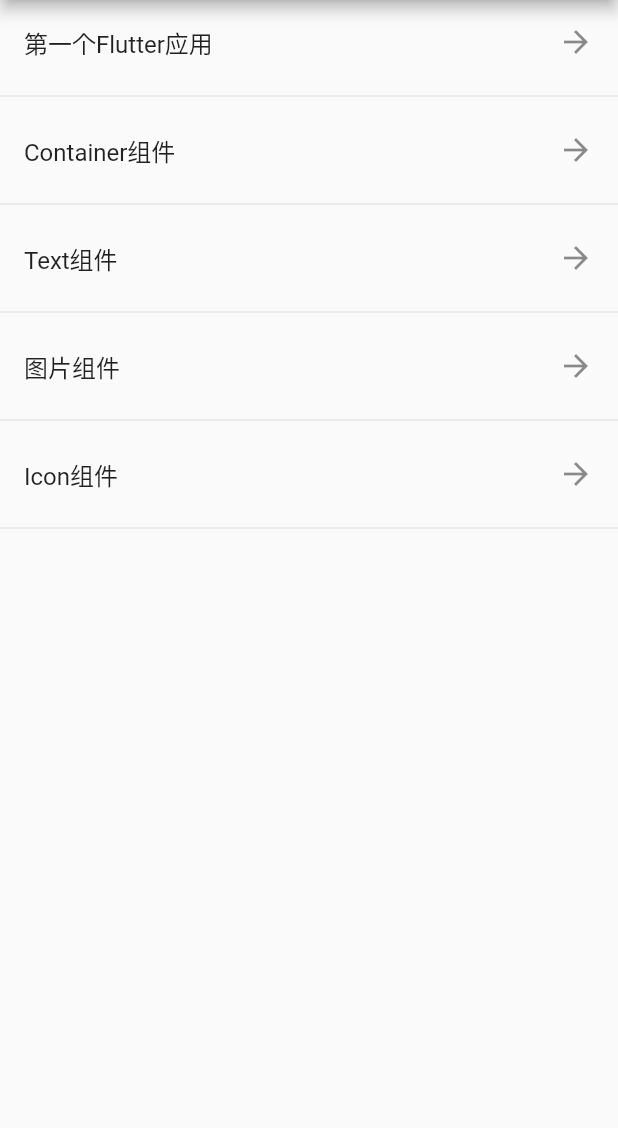
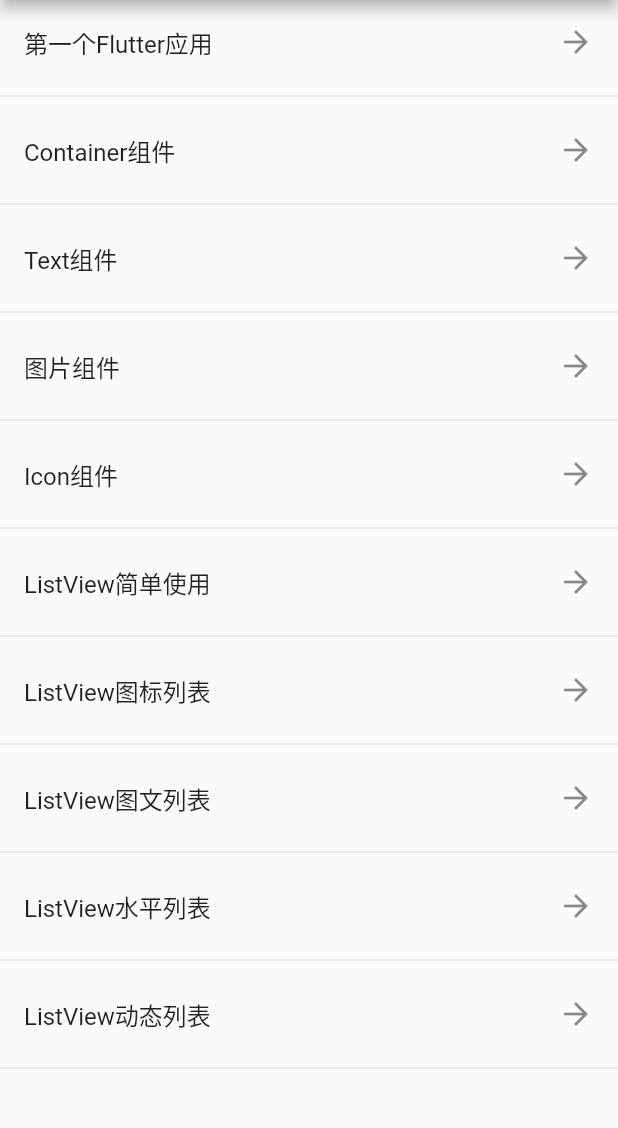
Before and after one commit to lsh-sh/FlutterStudy, a Flutter app: the screen it shows after launch, on a phone screen of 412 x 824 dp, the part 84-1212 px from its top. Run offline on Flutter 3.47's test engine with Material 2 defaults, Android fonts, the phone set to English and light mode, and no system bars.

Commit message:
完成listview的使用

```diff
--- /dev/null
+++ b/lib/listData.dart
@@ -0,0 +1,38 @@
+List listData=[
+      {
+          "title": 'Candy Shop',
+          "author": 'Mohamed Chahin',
+          "imageUrl": 'https://www.itying.com/images/flutter/1.png',
+      },
+       {
+          "title": 'Childhood in a picture',
+          "author": 'Google',
+          "imageUrl": 'https://www.itying.com/images/flutter/2.png',
+      },
+      {
+          "title": 'Alibaba Shop',
+          "author": 'Alibaba',
+          "imageUrl": 'https://www.itying.com/images/flutter/3.png',
+      },
+      {
+          "title": 'Candy Shop',
+          "author": 'Mohamed Chahin',
+          "imageUrl": 'https://www.itying.com/images/flutter/4.png',
+      },
+       {
+          "title": 'Tornado',
+          "author": 'Mohamed Chahin',
+          "imageUrl": 'https://www.itying.com/images/flutter/5.png',
+      },
+      {
+          "title": 'Undo',
+          "author": 'Mohamed Chahin',
+          "imageUrl": 'https://www.itying.com/images/flutter/6.png',
+      },
+      {
+          "title": 'white-dragon',
+          "author": 'Mohamed Chahin',
+          "imageUrl": 'https://www.itying.com/images/flutter/7.png',
+      }
+
+];
--- a/lib/main.dart
+++ b/lib/main.dart
@@ -4,6 +4,11 @@ import './pages/container.dart';
 import './pages/text.dart';
 import './pages/image.dart';
 import './pages/icon.dart';
+import './pages/listview1.dart';
+import './pages/listview2.dart';
+import './pages/listview3.dart';
+import './pages/listview4.dart';
+import './pages/listview5.dart';
 
 void main() {
   runApp(MaterialApp(
@@ -13,57 +18,65 @@ void main() {
 }
 
 class MyApp extends StatelessWidget {
-  List<String> listData = [
+  final List<String> _listTitles = [
     '第一个Flutter应用',
     'Container组件',
     'Text组件',
     '图片组件',
-    'Icon组件'
+    'Icon组件',
+    'ListView简单使用',
+    'ListView图标列表',
+    'ListView图文列表',
+    'ListView水平列表',
+    'ListView动态列表',
   ];
 
-  List<Widget> listPage = const [
-    FirstApp(),
-    ContainerApp(),
-    TextApp(),
-    ImageApp(),
-    IconApp()
+  final List<Widget> _pages = const [
+    FirstPage(),
+    ContainerPage(),
+    TextPage(),
+    ImagePage(),
+    IconPage(),
+    ListView1Page(),
+    ListView2Page(),
+    ListView3Page(),
+    ListView4Page(),
+    ListView5Page(),
   ];
 
   MyApp({super.key});
 
-
-  Widget getItem(BuildContext context,int index){ // 获取每一条的列表widget
-    return GestureDetector( // 手势识别，从网上查的，具体怎么用后面更新代码
+  Widget getItem(BuildContext context, int index) {
+    // 获取每一条的列表widget
+    return GestureDetector(
+      // 手势识别，从网上查的，具体怎么用后面更新代码
       child: Column(
         children: [
           ListTile(
             trailing: const Icon(Icons.arrow_forward),
-            title: Text(listData[index]),
+            title: Text(_listTitles[index]),
           ),
           const Divider()
         ],
       ),
-      onTap: (){
-        Navigator.of(context).push(
-          MaterialPageRoute(builder: (context) => listPage[index])
-        );
+      onTap: () {
+        Navigator.of(context)
+            .push(MaterialPageRoute(builder: (context) => _pages[index]));
       },
     );
-
   }
 
   @override
   Widget build(BuildContext context) {
     return Scaffold(
-      appBar: AppBar(
-        title: const Text('Flutter Study'),
-      ),
-      body: ListView.builder( // listview展示列表数据，针对数据量比较大的情况
-        itemCount: listData.length,
-          itemBuilder: (context,index){
-           return getItem(context,index);
-          }
-      )
-    );
+        appBar: AppBar(
+          title: const Text('Flutter Study'),
+        ),
+        body: ListView.builder(
+            // listview展示列表数据，针对数据量比较大的情况
+            itemCount: _listTitles.length,
+            itemBuilder: (context, index) {
+              return getItem(context, index);
+            }));
   }
 }
--- a/lib/pages/container.dart
+++ b/lib/pages/container.dart
@@ -1,7 +1,7 @@
 import 'package:flutter/material.dart';
 
-class ContainerApp extends StatelessWidget {
-  const ContainerApp({Key? key}) : super(key: key);
+class ContainerPage extends StatelessWidget {
+  const ContainerPage({Key? key}) : super(key: key);
 
   @override
   Widget build(BuildContext context) {
--- a/lib/pages/first_app.dart
+++ b/lib/pages/first_app.dart
@@ -1,8 +1,8 @@
 import 'package:flutter/material.dart';
 
 // 定义一个类继承StatelessWidget
-class FirstApp extends StatelessWidget {
-  const FirstApp({Key? key}) : super(key: key);
+class FirstPage extends StatelessWidget {
+  const FirstPage({Key? key}) : super(key: key);
 
   @override
   Widget build(BuildContext context) {
--- a/lib/pages/icon.dart
+++ b/lib/pages/icon.dart
@@ -1,7 +1,7 @@
 import 'package:flutter/material.dart';
 import '../fonts.dart';
-class IconApp extends StatelessWidget {
-  const IconApp({Key? key}) : super(key: key);
+class IconPage extends StatelessWidget {
+  const IconPage({Key? key}) : super(key: key);
 
   @override
   Widget build(BuildContext context) {
--- a/lib/pages/image.dart
+++ b/lib/pages/image.dart
@@ -1,7 +1,7 @@
 import 'package:flutter/material.dart';
 
-class ImageApp extends StatelessWidget {
-  const ImageApp({Key? key}) : super(key: key);
+class ImagePage extends StatelessWidget {
+  const ImagePage({Key? key}) : super(key: key);
 
   @override
   Widget build(BuildContext context) {
--- /dev/null
+++ b/lib/pages/listview1.dart
@@ -0,0 +1,53 @@
+import 'package:flutter/material.dart';
+
+class ListView1Page extends StatelessWidget {
+  const ListView1Page({Key? key}) : super(key: key);
+
+  @override
+  Widget build(BuildContext context) {
+    return MaterialApp(
+      home: Scaffold(
+        appBar: AppBar(
+          title: const Text('ListView简单使用'),
+        ),
+        body: const MyApp(),
+      ),
+    );
+  }
+}
+
+class MyApp extends StatelessWidget {
+  const MyApp({Key? key}) : super(key: key);
+
+  @override
+  Widget build(BuildContext context) {
+    return ListView(
+      children: const [
+        ListTile(title: Text('我是一个标题')), // 一个listview条目
+        Divider(), // 分割线
+        ListTile(title: Text('我是一个标题')),
+        Divider(),
+        ListTile(title: Text('我是一个标题')),
+        Divider(),
+        ListTile(title: Text('我是一个标题')),
+        Divider(),
+        ListTile(title: Text('我是一个标题')),
+        Divider(),
+        ListTile(title: Text('我是一个标题')),
+        Divider(),
+        ListTile(title: Text('我是一个标题')),
+        Divider(),
+        ListTile(title: Text('我是一个标题')),
+        Divider(),
+        ListTile(title: Text('我是一个标题')),
+        Divider(),
+        ListTile(title: Text('我是一个标题')),
+        Divider(),
+        ListTile(title: Text('我是一个标题')),
+        Divider(),
+        ListTile(title: Text('我是一个标题')),
+        Divider(),
+      ],
+    );
+  }
+}
--- a/lib/pages/text.dart
+++ b/lib/pages/text.dart
@@ -1,7 +1,7 @@
 import 'package:flutter/material.dart';
 
-class TextApp extends StatelessWidget {
-  const TextApp({Key? key}) : super(key: key);
+class TextPage extends StatelessWidget {
+  const TextPage({Key? key}) : super(key: key);
 
   @override
   Widget build(BuildContext context) {
```
Also changed, not shown: lib/pages/listview2.dart (added, +67 -0 lines), lib/pages/listview3.dart (added, +70 -0 lines), lib/pages/listview4.dart (added, +101 -0 lines), lib/pages/listview5.dart (added, +65 -0 lines), 1 other file.
